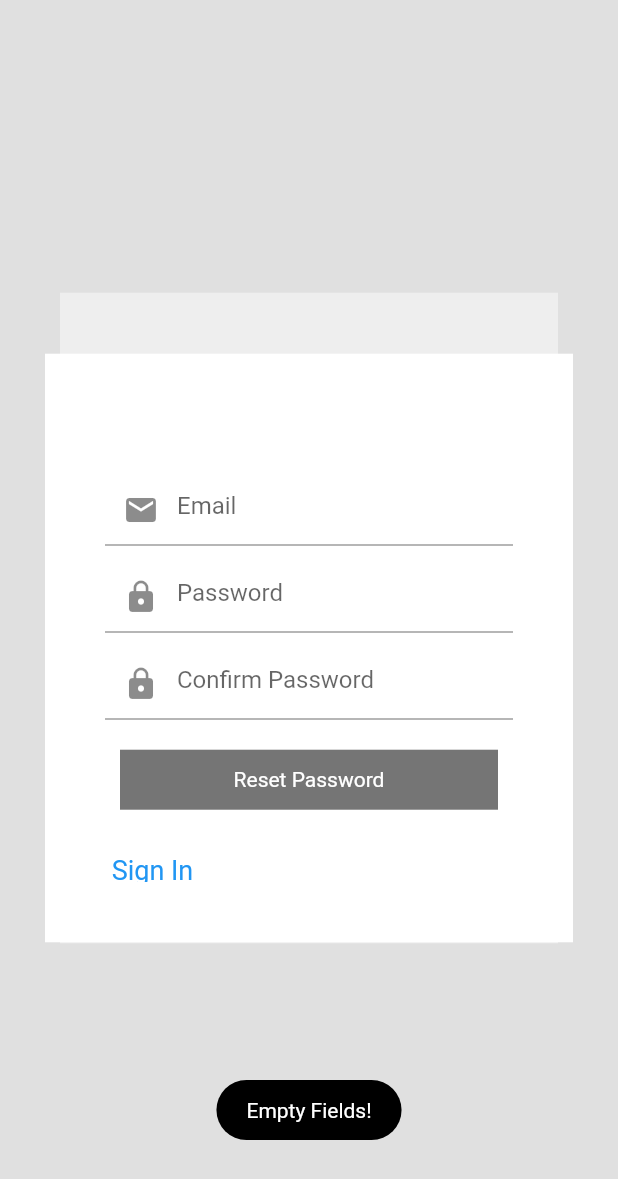
After one commit to Amanvapps/Flutter-e-commerce-2, a Flutter app: the ForgotPassword screen opened directly, after a tap on "Reset Password", on a phone screen of 412 x 824 dp. The commit adds this screen. Shown: the top 1179 px of the screen. Run offline on Flutter 3.47's test engine with Material 2 defaults, Android fonts, the phone set to English and light mode, and no system bars; our stand-ins replace flutter_spinkit, fluttertoast, shared_preferences, webview_flutter; accounts and stored records are empty.

Commit message:
forgot pass screen added

```diff
--- a/lib/main.dart
+++ b/lib/main.dart
@@ -1,4 +1,3 @@
-import 'package:ecommerceapp/screens/main_screen.dart';
 import 'package:ecommerceapp/screens/splash_screen.dart';
 import 'package:flutter/material.dart';
 
--- a/lib/pages/cart_page.dart
+++ b/lib/pages/cart_page.dart
@@ -1,13 +1,11 @@
 import 'dart:convert';
 
 import 'package:ecommerceapp/models/cart_model.dart';
-import 'package:ecommerceapp/models/product_model.dart';
 import 'package:ecommerceapp/screens/updated_cart_screen.dart';
 import 'package:ecommerceapp/services/payment_service.dart';
 import 'package:ecommerceapp/widgets/navigation_drawer_elements.dart';
 import 'package:flutter_spinkit/flutter_spinkit.dart';
 import 'package:fluttertoast/fluttertoast.dart';
-import 'package:razorpay_flutter/razorpay_flutter.dart';
 import 'package:ecommerceapp/services/auth_service.dart';
 import 'package:ecommerceapp/services/cart_service.dart';
 import 'package:ecommerceapp/utils/empty_validation.dart';
@@ -143,7 +141,6 @@ getCart() async
                 return itemCard(cartList[index] , index);
               }
               ),
-//              _buildTotalContainer()
             _selectPaymentType()
             ],
           ),
@@ -393,7 +390,6 @@ getCart() async
     String userId = prefs.getString('userId');
 
     bool res = await CartService.deleteCart(userId, cartItem.prod_id);
-print(res.toString());
     return res;
   }
 
@@ -524,9 +520,6 @@ print(res.toString());
 
          updatedCartList.add(product);
        }
-
-//
-//       print("--list--${updatedCartList.toString()}");
 
 
        bool res = await CartService.updateCart(userId, json.encode(updatedCartList));
--- a/lib/pages/transaction_history_page.dart
+++ b/lib/pages/transaction_history_page.dart
@@ -1,8 +1,11 @@
+import 'dart:math';
+
 import 'package:ecommerceapp/models/payment_model.dart';
 import 'package:ecommerceapp/services/auth_service.dart';
 import 'package:ecommerceapp/services/payment_service.dart';
 import 'package:ecommerceapp/utils/empty_validation.dart';
 import 'package:ecommerceapp/widgets/loader.dart';
+import 'package:intl/intl.dart';
 import 'package:ecommerceapp/widgets/navigation_drawer_elements.dart';
 import 'package:flutter/material.dart';
 import 'package:flutter/painting.dart';
@@ -101,9 +104,12 @@ class _TransactionHistoryPageState extends State<TransactionHistoryPage> {
 
   Widget HistoryListCard( PaymentModel historyList)
   {
+    var date = DateFormat('dd,MMM yyyy').format(DateTime.parse(historyList.date));
+
+
     return Container(
       padding: EdgeInsets.only(top: 26 , bottom: 26 , left: 6),
-      margin: const EdgeInsets.all(15),
+      margin: const EdgeInsets.only(left: 15 , right: 15 , top: 20 , bottom: 5),
       child: Row(
         mainAxisAlignment: MainAxisAlignment.start,
         crossAxisAlignment: CrossAxisAlignment.start,
@@ -114,7 +120,7 @@ class _TransactionHistoryPageState extends State<TransactionHistoryPage> {
              height: 70,
              width: 70,
              decoration: BoxDecoration(
-               color: Colors.redAccent,
+               color: Colors.primaries[Random().nextInt(Colors.primaries.length)],
                shape: BoxShape.circle
              ),
              child: Text("${(historyList.prod_name != null) ? historyList.prod_name.toString().substring(0 , 1) : "A"}" , style: TextStyle(fontSize: 30 , fontWeight: FontWeight.normal , color: Colors.white),),
@@ -126,7 +132,7 @@ class _TransactionHistoryPageState extends State<TransactionHistoryPage> {
             children: [
               Container(
                   margin: EdgeInsets.only(top: 10),
-                  child: Expanded(child: Text('${(historyList.prod_name != null) ? historyList.prod_name.toString() : ""}' , overflow: TextOverflow.ellipsis , style: TextStyle(fontSize: 20),))),
+                  child: Text('${(historyList.prod_name != null) ? historyList.prod_name.toString() : ""}' , overflow: TextOverflow.ellipsis , style: TextStyle(fontSize: 20),)),
               SizedBox(height: 10,),
               Row(
                 children: [
@@ -142,12 +148,13 @@ class _TransactionHistoryPageState extends State<TransactionHistoryPage> {
           ),
           SizedBox(width: 20,),
           Expanded(
-              child: Column(
-                children: [
-                  Text('\u{20B9} ${historyList.prod_price}' ,  style: TextStyle(fontSize: 20 , color: Colors.green),),
-                  Text('${historyList.date}')
-                ],
-              )
+            child: Column(
+              children: [
+                Text('\u{20B9} ${historyList.prod_price}' ,  style: TextStyle(fontSize: 20 , color: Colors.red),),
+                SizedBox(height: 10,),
+                Text('${date}')
+              ],
+            ),
           )
         ],
       ),
--- a/lib/pages/wishlist_page.dart
+++ b/lib/pages/wishlist_page.dart
@@ -192,8 +192,6 @@ class _WishlistPageState extends State<WishlistPage> {
   deleteWishlistItem(ProductModel productItem)
   async {
 
-    print(productItem.prod_id);
-
     isLoading = true;
     setState(() {
     });
--- a/lib/screens/buy_screen.dart
+++ b/lib/screens/buy_screen.dart
@@ -274,7 +274,6 @@ class _BuyScreenState extends State<BuyScreen> {
           Expanded(
             child: GestureDetector(
               onTap: (){
-                print(widget.productItem.cod_mode);
 
                 if(int.parse(widget.productItem.cod_mode) == 1 )
                   {
--- /dev/null
+++ b/lib/screens/forgot_password_screen.dart
@@ -0,0 +1,158 @@
+import 'package:ecommerceapp/screens/login_screen.dart';
+import 'package:ecommerceapp/services/auth_service.dart';
+import 'package:ecommerceapp/widgets/loader.dart';
+import 'package:flutter/material.dart';
+import 'package:fluttertoast/fluttertoast.dart';
+
+class ForgotPassword extends StatefulWidget {
+  @override
+  _ForgotPasswordState createState() => _ForgotPasswordState();
+}
+
+class _ForgotPasswordState extends State<ForgotPassword> {
+
+  TextEditingController phoneController , passwordController , reEnterPasswordController;
+  bool isLoading = false;
+
+  @override
+  void initState() {
+    super.initState();
+
+    phoneController = TextEditingController();
+    passwordController = TextEditingController();
+    reEnterPasswordController = TextEditingController();
+
+  }
+
+
+  @override
+  Widget build(BuildContext context) {
+    return Scaffold(
+      backgroundColor: Colors.grey[300],
+      resizeToAvoidBottomInset: false,
+      body: SafeArea(
+        child: Stack(
+          children: [
+            Center(
+              child: Stack(
+                children: [
+                  Center(
+                    child:  Container(
+                      height: MediaQuery.of(context).size.height/1.9,
+                      color: Colors.grey[200],
+                      margin: EdgeInsets.all(40),
+                    ),
+                  ),
+                  Center(
+                    child: Container(
+                        padding: EdgeInsets.all(40),
+                        height: MediaQuery.of(context).size.height/2.1,
+                        color: Colors.white,
+                        margin: EdgeInsets.only(top: 60 , bottom: 20 ,left: 30 , right: 30),
+                        child: Container(
+                          margin: EdgeInsets.only(top: 40),
+                          alignment: Alignment.center,
+                          child: ListView(
+                            children: [
+                              TextField(
+                                controller: phoneController,
+                                keyboardType: TextInputType.emailAddress,
+                                decoration: InputDecoration(
+                                    prefixIcon: Icon(Icons.email),
+                                    hintText: 'Email'
+                                ),
+                              ),
+                              SizedBox(height: 10,),
+                              TextField(
+                                controller: passwordController,
+                                obscureText: true,
+                                decoration: InputDecoration(
+                                    prefixIcon: Icon(Icons.lock),
+                                    hintText: 'Password'
+                                ),
+                              ),
+                              SizedBox(height: 10,),
+                              TextField(
+                                controller: reEnterPasswordController,
+                                obscureText: true,
+                                decoration: InputDecoration(
+                                    prefixIcon: Icon(Icons.lock),
+                                    hintText: 'Confirm Password'
+                                ),
+                              ),
+                              SizedBox(height: 10,),
+                              GestureDetector(
+                                onTap: () async {
+
+                                  if(phoneController.text == "" || passwordController.text == "" || reEnterPasswordController.text == "")
+                                    {
+                                      Fluttertoast.showToast(msg: "Empty Fields!" , backgroundColor: Colors.black , textColor: Colors.white);
+                                    }
+                                  else
+                                    {
+                                      if(passwordController.text == reEnterPasswordController.text)
+                                        {
+
+                                          isLoading = true;
+                                          setState(() {
+                                          });
+
+                                          bool result = await AuthService.resetPassword(phoneController.text , passwordController.text);
+                                          if(result == true)
+                                          {
+                                            Fluttertoast.showToast(msg: "Reset email has been sent to your email id" , backgroundColor: Colors.black , textColor: Colors.white);
+                                          }
+                                          else
+                                            {
+                                              Fluttertoast.showToast(msg: "Error reset password!" , backgroundColor: Colors.black , textColor: Colors.white);
+                                            }
+
+                                          isLoading = false;
+                                          setState(() {
+                                          });
+
+                                        }
+                                      else
+                                        Fluttertoast.showToast(msg: "Password different!" , backgroundColor: Colors.black , textColor: Colors.white);
+
+                                    }
+
+                                },
+                                child: Container(
+                                  alignment: Alignment.center,
+                                  width: MediaQuery.of(context).size.width/2,
+                                  color: Colors.black54,
+                                  margin: EdgeInsets.all(10),
+                                  padding: EdgeInsets.all(10),
+                                  height: 40,
+                                  child: Text('Reset Password' , style: TextStyle(color: Colors.white),),
+                                ),
+                              ),
+                              SizedBox(height: 20,),
+                              GestureDetector(
+                                  onTap: (){
+                                    Navigator.pushReplacement(
+                                      context,
+                                      MaterialPageRoute(builder: (context) => LoginScreen()),
+                                    );
+                                  },
+                                  child: Text(' Sign In' , style: TextStyle(color: Colors.blue ,fontSize: 18),))
+                            ],
+                          ),
+                        )
+                    ),
+                  ),
+                ],
+              ),
+            ),
+            (isLoading) ? Center(
+              child : Container(
+                child: Loader.getLoader(),
+              )
+            ) : Container()
+          ],
+        ),
+      ),
+    );
+  }
+}
--- a/lib/screens/login_screen.dart
+++ b/lib/screens/login_screen.dart
@@ -1,3 +1,4 @@
+import 'package:ecommerceapp/screens/forgot_password_screen.dart';
 import 'package:ecommerceapp/screens/main_screen.dart';
 import 'package:ecommerceapp/screens/sign_up_screen.dart';
 import 'package:ecommerceapp/services/auth_service.dart';
@@ -129,7 +130,14 @@ class _LoginScreenState extends State<LoginScreen> {
                                   ),
                                 ),
                                 SizedBox(height: 20,),
-                                Text(' Forgot Password' , style: TextStyle(color: Colors.blue ,fontSize: 18),)
+                                GestureDetector(
+                                    onTap: (){
+                                      Navigator.pushReplacement(
+                                        context,
+                                        MaterialPageRoute(builder: (context) => ForgotPassword()),
+                                      );
+                                    },
+                                    child: Text(' Forgot Password' , style: TextStyle(color: Colors.blue ,fontSize: 18),))
                               ],
                             ),
                           )
--- a/lib/screens/online_payment_webview.dart
+++ b/lib/screens/online_payment_webview.dart
@@ -83,7 +83,7 @@ class _PaymentWebviewState extends State<PaymentWebview> {
           "coupon_code" : widget.couponCode,
 
           "product_name" : "aman.e.ecommerceapp",
-          "product_price" : "10",
+          "product_price" : widget.productPrice,
           "name" : widget.name,
           "phone" : widget.phone,
           "email" : widget.email,
@@ -93,8 +93,6 @@ class _PaymentWebviewState extends State<PaymentWebview> {
         };
 
         paymentUrl = ApiConstants.URL + ApiConstants.PAYMENT + "?" + RequestHandler.encodeQuery(params);
-
-        print(paymentUrl);
 
         isLoading = false;
         setState(() {
--- a/lib/screens/product_screen.dart
+++ b/lib/screens/product_screen.dart
@@ -203,9 +203,6 @@ class _ProductScreenState extends State<ProductScreen> {
                     setState(() {
                     });
                     addToWishlist(productItem.prod_id , productItem.sale_price ,quantityItemList[index].toString());
-                  print("no contain");
-
-
                   }
 
 
--- a/lib/screens/profile_screen.dart
+++ b/lib/screens/profile_screen.dart
@@ -78,10 +78,6 @@ class _ProfileScreenState extends State<ProfileScreen> {
                   SizedBox(height: 20.0,),
                   _profileAccountCard(),
                   SizedBox(height: 30.0),
-//                  Text('Notifications' , style: TextStyle(fontSize: 20.0 , fontWeight: FontWeight.bold),),
-//                  SizedBox(height: 20.0,),
-//                  _notificationCard(),
-//                  SizedBox(height: 20.0,),
                   Text('Other' , style: TextStyle(fontSize: 20.0 , fontWeight: FontWeight.bold),),
                   SizedBox(height: 20.0,),
                   _otherCard(),
--- a/lib/screens/sub_category_screen.dart
+++ b/lib/screens/sub_category_screen.dart
@@ -4,7 +4,6 @@ import 'package:ecommerceapp/screens/product_screen.dart';
 import 'package:ecommerceapp/services/category_service.dart';
 import 'package:ecommerceapp/utils/empty_validation.dart';
 import 'package:ecommerceapp/widgets/loader.dart';
-import 'package:ecommerceapp/widgets/navigation_drawer_elements.dart';
 import 'package:flutter/material.dart';
 
 class SubCategoryScreen extends StatefulWidget {
@@ -35,8 +34,6 @@ class _SubCategoryScreenState extends State<SubCategoryScreen> {
   getSubCategories(categoryName) async
   {
     categoryList = await CategoryService.getSubCategoryList(categoryName);
-
-    print(categoryList.toString());
     isLoading = false;
     setState(() {
     });
@@ -45,12 +42,8 @@ class _SubCategoryScreenState extends State<SubCategoryScreen> {
 
   @override
   Widget build(BuildContext context) {
-    var size = MediaQuery.of(context).size;
 
     return Scaffold(
-//      drawer: Drawer(
-//        child: DrawerElements.getDrawer("sub_category_screen", context, widget.mainCtx),
-//      ),
       appBar: AppBar(
           iconTheme: new IconThemeData(color: Colors.black),
           elevation: 2,
--- a/lib/services/auth_service.dart
+++ b/lib/services/auth_service.dart
@@ -1,5 +1,3 @@
-import 'dart:convert';
-
 import 'package:ecommerceapp/screens/login_screen.dart';
 import 'package:ecommerceapp/utils/ApiConstants.dart';
 import 'package:ecommerceapp/utils/requestHandler.dart';
@@ -24,7 +22,6 @@ class AuthService
       {
         User user = User(response["data"][0]);
         await saveToken(user);
-//        await setUserId(user);
         Fluttertoast.showToast(msg: "Login successful" , textColor: Colors.white , backgroundColor: Colors.black);
         return true;
       }
@@ -65,19 +62,6 @@ class AuthService
     return true;
   }
 
-//  static Future setUserId(User user) async
-//   {
-//     SharedPreferences prefs = await SharedPreferences.getInstance();
-//     await prefs.setString('userId', user.user_id);
-//  }
-//
-//  static Future getUserId() async
-//  {
-//    SharedPreferences prefs = await SharedPreferences.getInstance();
-//    String userId = prefs.getString('userId');
-//    return userId;
-//  }
-
 
   static Future register(String username , String name , String city , String phone, String password , String state , String address , String pincode , String landmark) async {
 
@@ -106,5 +90,10 @@ class AuthService
 
   }
 
+  static resetPassword(String email, String password)
+  {
+    return true;
+  }
+
 
 }
--- a/lib/services/cart_service.dart
+++ b/lib/services/cart_service.dart
@@ -68,8 +68,6 @@ class CartService
       "token" : TOKEN
     });
 
-    print('update cart response----${response.toString()}');
-
     if(response["status"]=="1")
     {
       return true;
--- a/lib/services/payment_service.dart
+++ b/lib/services/payment_service.dart
@@ -15,9 +15,6 @@ class PaymentService
       "token" : TOKEN
     });
 
-
-    print("del cash response ${response.toString()}");
-
     if(response["status"]=="1")
     {
       return true;
@@ -26,25 +23,6 @@ class PaymentService
       return false;
 
   }
-
-//
-//  static saveCheckout(userId , orderType , orderStatus , paymentId) async
-//  {
-//    var response = await RequestHandler.GET(ApiConstants.CHECKOUT ,
-//        {
-//          "user_id" : userId,
-//          "token" : TOKEN,
-//          "order_type" : orderType,
-//          "order_status" : orderStatus,
-//          "payment_id" : paymentId
-//        });
-//
-//    if(response["status"]=="1")
-//      return true;
-//    else
-//      return false;
-//
-//  }
 
   static getCoupon(userId , couponCode) async
   {
--- a/lib/services/wishlist_service.dart
+++ b/lib/services/wishlist_service.dart
@@ -15,8 +15,6 @@ class WishlistService
       "price" : sale_price,
       "token" : TOKEN
     });
-
-    print(response.toString());
 
     if(response["status"]=="1")
     {
--- a/lib/widgets/loader.dart
+++ b/lib/widgets/loader.dart
@@ -26,7 +26,6 @@ class Loader {
         child: SpinKitPouringHourglass(
           color: Colors.blueAccent,
           size: 40.0,
-          // controller: AnimationController(vsync: this, duration: const Duration(milliseconds: 1200)),
         ),
       ),
     );
--- a/lib/widgets/routes.dart
+++ b/lib/widgets/routes.dart
@@ -17,7 +17,6 @@ class Routes {
       },
     );
 
-
     return [
       settingsTab
     ];
--- a/pubspec.yaml
+++ b/pubspec.yaml
@@ -32,8 +32,8 @@ dependencies:
   fluttertoast:
   shared_preferences:
   flutter_spinkit:
-  razorpay_flutter:
   webview_flutter: ^1.0.0
+  intl: ^0.16.1
 
 
 
```
Also changed, not shown: lib/screens/updated_cart_screen.dart (+1 -57 lines), pubspec.lock.
